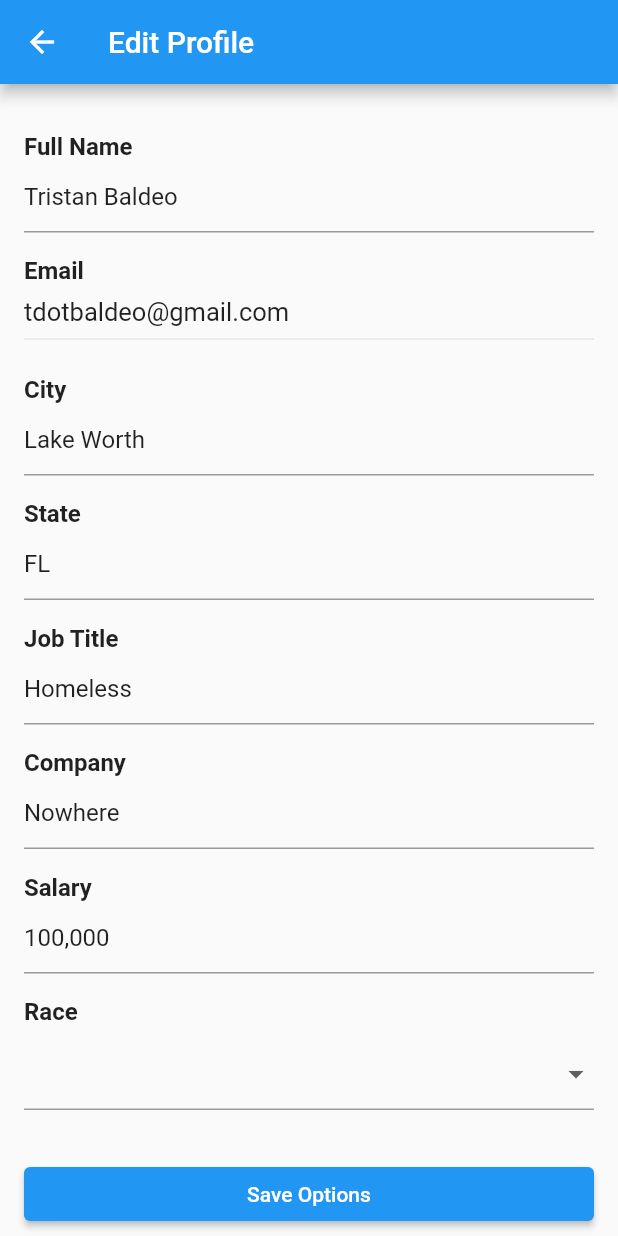
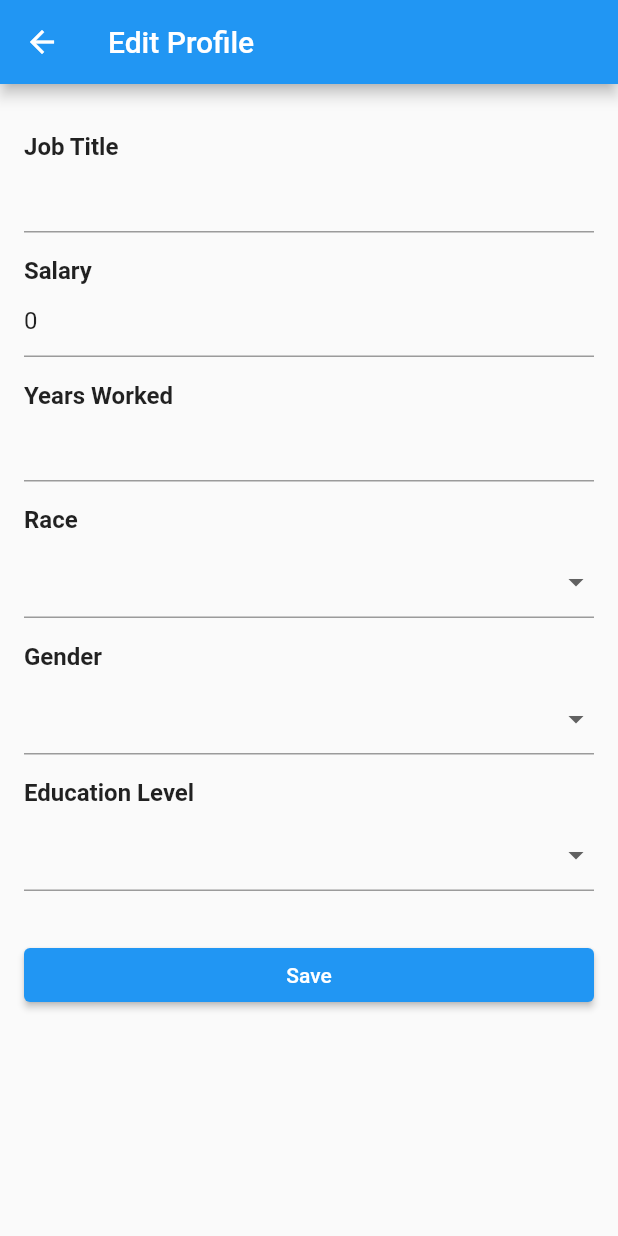
Before and after one commit to akukerang/real-worth, a Flutter app: the screen it shows once a user with an empty profile is signed in, item 2 of the bottom bar chosen, after a tap on "Edit Profile", on a phone screen of 412 x 824 dp. Run offline on Flutter 3.47's test engine with Material 2 defaults, Android fonts, the phone set to English and light mode, and no system bars; our stand-ins replace cloud_firestore, firebase_auth, firebase_core, syncfusion_flutter_charts; accounts and stored records are empty.

Commit message:
edit account functionality

```diff
--- a/lib/profile/editprofile.dart
+++ b/lib/profile/editprofile.dart
@@ -1,122 +1,80 @@
+import 'package:cloud_firestore/cloud_firestore.dart';
 import 'package:flutter/material.dart';
-
-void main() {
-  runApp(MyApp());
-}
-
-class MyApp extends StatelessWidget {
-  @override
-  Widget build(BuildContext context) {
-    return MaterialApp(
-      title: 'Edit Profile',
-      theme: ThemeData(
-        primarySwatch: Colors.blue,
-      ),
-      home: EditProfilePage(),
-    );
-  }
-}
+import 'package:flutter/services.dart';
 
 class EditProfilePage extends StatefulWidget {
+  final String current;
+  final String compName;
+  final String compID;
+  const EditProfilePage(
+      {super.key,
+      required this.current,
+      required this.compName,
+      required this.compID});
+
   @override
   _EditProfilePageState createState() => _EditProfilePageState();
 }
 
 class _EditProfilePageState extends State<EditProfilePage> {
-  String _fullName = "Tristan Baldeo";
-  String _email = "tdotbaldeo@gmail.com";
-  String _city = "Lake Worth";
-  String _state = "FL";
-  String _jobTitle = "Homeless";
-  String _company = "Nowhere";
-  String _salary = "100,000";
+  final _formKey = GlobalKey<FormState>();
+  String? _jobTitle;
+  String? _salary;
+  String? _education;
+  String? _years;
   String? _race;
-  List<String> _raceOptions = [
-    "American Indian or Alaskan Native",
+  String? _gender;
+  final List<String> _raceOptions = [
+    "White",
+    "Black",
     "Asian",
-    "Black or African American",
-    "Native Hawaiian or other Pacific Islander",
-    "White"
+    "Latino",
+    "Other"
   ];
+  final List<String> _educationOptions = [
+    "None",
+    "High School",
+    "Associates",
+    "Bachelors",
+    "Masters",
+    "PHD"
+  ];
+
+  final List<String> _genderOptions = ["Male", "Female", "Other"];
 
   @override
   Widget build(BuildContext context) {
+    return FutureBuilder(
+        future: FirebaseFirestore.instance
+            .collection('users')
+            .doc(widget.current)
+            .get(),
+        builder:
+            (BuildContext context, AsyncSnapshot<DocumentSnapshot> snapshot) {
+          if (snapshot.connectionState == ConnectionState.done) {
+            Map<String, dynamic> currentUser =
+                snapshot.data!.data() as Map<String, dynamic>;
+
+            _jobTitle = currentUser['job']['job_title'];
+            _salary = currentUser['job']['salary'].toString();
+            _education = currentUser['education'];
+            _years = currentUser['job']['years'].toString();
+            _race = currentUser['race'];
+            _gender = currentUser['gender'];
             return Scaffold(
               appBar: AppBar(
-        title: Text("Edit Profile"),
+                title: const Text("Edit Profile"),
               ),
               body: SingleChildScrollView(
+                child: Form(
+                  key: _formKey,
                   child: Padding(
-          padding: EdgeInsets.all(16.0),
+                    padding: const EdgeInsets.all(16.0),
                     child: Column(
                       crossAxisAlignment: CrossAxisAlignment.stretch,
                       children: [
-              SizedBox(height: 16.0),
-              Text(
-                "Full Name",
-                style: TextStyle(
-                  fontWeight: FontWeight.bold,
-                  fontSize: 16.0,
-                ),
-              ),
-              TextFormField(
-                initialValue: _fullName,
-                onChanged: (value) {
-                  setState(() {
-                    _fullName = value;
-                  });
-                },
-              ),
-              SizedBox(height: 16.0),
-              Text(
-                "Email",
-                style: TextStyle(
-                  fontWeight: FontWeight.bold,
-                  fontSize: 16.0,
-                ),
-              ),
-              SizedBox(height: 8.0),
-              Text(
-                _email,
-                style: TextStyle(
-                  fontSize: 17.0,
-                ),
-              ),
-              Divider(),
-              SizedBox(height: 16.0),
-              Text(
-                "City",
-                style: TextStyle(
-                  fontWeight: FontWeight.bold,
-                  fontSize: 16.0,
-                ),
-              ),
-              TextFormField(
-                initialValue: _city,
-                onChanged: (value) {
-                  setState(() {
-                    _city = value;
-                  });
-                },
-              ),
-              SizedBox(height: 16.0),
-              Text(
-                "State",
-                style: TextStyle(
-                  fontWeight: FontWeight.bold,
-                  fontSize: 16.0,
-                ),
-              ),
-              TextFormField(
-                initialValue: _state,
-                onChanged: (value) {
-                  setState(() {
-                    _state = value;
-                  });
-                },
-              ),
-              SizedBox(height: 16.0),
-              Text(
+                        const SizedBox(height: 16.0),
+                        const Text(
                           "Job Title",
                           style: TextStyle(
                             fontWeight: FontWeight.bold,
@@ -125,30 +83,14 @@ class _EditProfilePageState extends State<EditProfilePage> {
                         ),
                         TextFormField(
                           initialValue: _jobTitle,
-                onChanged: (value) {
+                          onSaved: (value) {
                             setState(() {
                               _jobTitle = value;
                             });
                           },
                         ),
-              SizedBox(height: 16.0),
-              Text(
-                "Company",
-                style: TextStyle(
-                  fontWeight: FontWeight.bold,
-                  fontSize: 16.0,
-                ),
-              ),
-              TextFormField(
-                initialValue: _company,
-                onChanged: (value) {
-                  setState(() {
-                    _company = value;
-                  });
-                },
-              ),
-              SizedBox(height: 16.0),
-              Text(
+                        const SizedBox(height: 16.0),
+                        const Text(
                           "Salary",
                           style: TextStyle(
                             fontWeight: FontWeight.bold,
@@ -156,22 +98,46 @@ class _EditProfilePageState extends State<EditProfilePage> {
                           ),
                         ),
                         TextFormField(
+                          keyboardType: TextInputType.number,
+                          inputFormatters: [
+                            FilteringTextInputFormatter.digitsOnly
+                          ],
                           initialValue: _salary,
-                onChanged: (value) {
+                          onSaved: (value) {
                             setState(() {
                               _salary = value;
                             });
                           },
                         ),
-              SizedBox(height: 16.0),
-              Text(
+                        const SizedBox(height: 16.0),
+                        const Text(
+                          "Years Worked",
+                          style: TextStyle(
+                            fontWeight: FontWeight.bold,
+                            fontSize: 16.0,
+                          ),
+                        ),
+                        TextFormField(
+                          initialValue: _years,
+                          keyboardType: TextInputType.number,
+                          inputFormatters: [
+                            FilteringTextInputFormatter.digitsOnly
+                          ],
+                          onSaved: (value) {
+                            setState(() {
+                              _years = value;
+                            });
+                          },
+                        ),
+                        const SizedBox(height: 16.0),
+                        const Text(
                           "Race",
                           style: TextStyle(
                             fontWeight: FontWeight.bold,
                             fontSize: 16.0,
                           ),
                         ),
-              SizedBox(height: 8.0),
+                        const SizedBox(height: 8.0),
                         DropdownButtonFormField(
                             value: _race,
                             items: _raceOptions.map((race) {
@@ -180,23 +146,91 @@ class _EditProfilePageState extends State<EditProfilePage> {
                                 child: Text(race),
                               );
                             }).toList(),
-                onChanged: (value) {
+                            onSaved: (value) {
                               setState(() {
                                 _race = value as String?;
                               });
                             },
+                            onChanged: (value) {}),
+                        const SizedBox(height: 16.0),
+                        const Text(
+                          "Gender",
+                          style: TextStyle(
+                            fontWeight: FontWeight.bold,
+                            fontSize: 16.0,
                           ),
-              SizedBox(height: 32.0),
+                        ),
+                        const SizedBox(height: 8.0),
+                        DropdownButtonFormField(
+                            value: _gender,
+                            items: _genderOptions.map((gender) {
+                              return DropdownMenuItem(
+                                value: gender,
+                                child: Text(gender),
+                              );
+                            }).toList(),
+                            onSaved: (value) {
+                              setState(() {
+                                _gender = value as String?;
+                              });
+                            },
+                            onChanged: (value) {}),
+                        const SizedBox(height: 16.0),
+                        const Text(
+                          "Education Level",
+                          style: TextStyle(
+                            fontWeight: FontWeight.bold,
+                            fontSize: 16.0,
+                          ),
+                        ),
+                        const SizedBox(height: 8.0),
+                        DropdownButtonFormField(
+                          value: _education,
+                          items: _educationOptions.map((education) {
+                            return DropdownMenuItem(
+                              value: education,
+                              child: Text(education),
+                            );
+                          }).toList(),
+                          onSaved: (value) {
+                            setState(() {
+                              _education = value as String?;
+                            });
+                          },
+                          onChanged: (value) {},
+                        ),
+                        const SizedBox(height: 32.0),
                         ElevatedButton(
-                onPressed: () {
-                  // THIS DOESNT WORK BUT SHOULD TAKE YOU BACK TO PROFILE
+                          onPressed: () async {
+                            if (_formKey.currentState!.validate()) {
+                              _formKey.currentState!.save();
+                              FirebaseFirestore.instance
+                                  .collection('users')
+                                  .doc(widget.current)
+                                  .set({
+                                'education': _education,
+                                'gender': _gender,
+                                'job': {
+                                  'company_id': widget.compID,
+                                  'company_name': widget.compName,
+                                  'job_title': _jobTitle!,
+                                  'salary': int.parse(_salary!),
+                                  'years': int.parse(_years!),
                                 },
-                child: Text("Save Options"),
+                                'race': _race,
+                              });
+                            }
+                          },
+                          child: const Text("Save"),
                         ),
                       ],
                     ),
                   ),
                 ),
+              ),
             );
           }
+          return const CircularProgressIndicator();
+        });
   }
+}
--- a/lib/profile/profile.dart
+++ b/lib/profile/profile.dart
@@ -51,103 +51,106 @@ class _ProfilePageState extends State<ProfilePage> {
               title: const Text('Your Profile'),
             ),
             body: SingleChildScrollView(
-              padding: EdgeInsets.all(16.0),
+              padding: const EdgeInsets.all(16.0),
               child: Column(
                 crossAxisAlignment: CrossAxisAlignment.start,
                 children: <Widget>[
-                  Text(
+                  const Text(
                     'Gender',
                     style:
                         TextStyle(fontSize: 18.0, fontWeight: FontWeight.bold),
                   ),
-                  Divider(),
-                  SizedBox(height: 8.0),
+                  const Divider(),
+                  const SizedBox(height: 8.0),
                   Text(
                     '${user['gender']}',
-                    style: TextStyle(fontSize: 18.0),
+                    style: const TextStyle(fontSize: 18.0),
                   ),
-                  SizedBox(height: 24.0),
-                  Text(
+                  const SizedBox(height: 24.0),
+                  const Text(
                     'Education',
                     style:
                         TextStyle(fontSize: 18.0, fontWeight: FontWeight.bold),
                   ),
-                  Divider(),
-                  SizedBox(height: 8.0),
+                  const Divider(),
+                  const SizedBox(height: 8.0),
                   Text(
                     '${user['education']}',
-                    style: TextStyle(fontSize: 18.0),
+                    style: const TextStyle(fontSize: 18.0),
                   ),
-                  SizedBox(height: 24.0),
-                  Text(
+                  const SizedBox(height: 24.0),
+                  const Text(
                     'Race',
                     style:
                         TextStyle(fontSize: 18.0, fontWeight: FontWeight.bold),
                   ),
-                  Divider(),
-                  SizedBox(height: 8.0),
+                  const Divider(),
+                  const SizedBox(height: 8.0),
                   Text(
                     '${user['race']}',
-                    style: TextStyle(fontSize: 18.0),
+                    style: const TextStyle(fontSize: 18.0),
                   ),
-                  SizedBox(height: 24.0),
-                  Text(
+                  const SizedBox(height: 24.0),
+                  const Text(
                     'Location',
                     style:
                         TextStyle(fontSize: 18.0, fontWeight: FontWeight.bold),
                   ),
-                  Divider(),
-                  SizedBox(height: 8.0),
+                  const Divider(),
+                  const SizedBox(height: 8.0),
                   Text(
                     '${company['address']}',
-                    style: TextStyle(fontSize: 18.0),
+                    style: const TextStyle(fontSize: 18.0),
                   ),
-                  SizedBox(height: 24.0),
-                  Text(
+                  const SizedBox(height: 24.0),
+                  const Text(
                     'Job',
                     style:
                         TextStyle(fontSize: 18.0, fontWeight: FontWeight.bold),
                   ),
-                  Divider(),
-                  SizedBox(height: 8.0),
+                  const Divider(),
+                  const SizedBox(height: 8.0),
                   Text(
                     '${user['job']['job_title']}',
-                    style: TextStyle(fontSize: 18.0),
+                    style: const TextStyle(fontSize: 18.0),
                   ),
-                  SizedBox(height: 24.0),
-                  Text(
+                  const SizedBox(height: 24.0),
+                  const Text(
                     'Company',
                     style:
                         TextStyle(fontSize: 18.0, fontWeight: FontWeight.bold),
                   ),
-                  Divider(),
-                  SizedBox(height: 8.0),
+                  const Divider(),
+                  const SizedBox(height: 8.0),
                   Text(
                     '${company['name']}',
-                    style: TextStyle(fontSize: 18.0),
+                    style: const TextStyle(fontSize: 18.0),
                   ),
-                  SizedBox(height: 24.0),
-                  Text(
+                  const SizedBox(height: 24.0),
+                  const Text(
                     'Salary',
                     style:
                         TextStyle(fontSize: 18.0, fontWeight: FontWeight.bold),
                   ),
-                  Divider(),
-                  SizedBox(height: 8.0),
+                  const Divider(),
+                  const SizedBox(height: 8.0),
                   Text(
                     '${user['job']['salary']}',
-                    style: TextStyle(fontSize: 18.0),
+                    style: const TextStyle(fontSize: 18.0),
                   ),
-                  SizedBox(height: 24.0),
+                  const SizedBox(height: 24.0),
                   Center(
                     child: ElevatedButton(
-                      child: Text('Edit Profile'),
+                      child: const Text('Edit Profile'),
                       onPressed: () {
                         Navigator.push(
                             context,
                             MaterialPageRoute(
-                                builder: (context) =>
-                                    EditProfilePage())); //this should pass current data
+                                builder: (context) => EditProfilePage(
+                                      current: widget.current,
+                                      compID: widget.currCompID,
+                                      compName: company['name'],
+                                    ))); //this should pass current data
                       },
                     ),
                   ),
```
Lines whose indentation alone changed are shown as unchanged.
